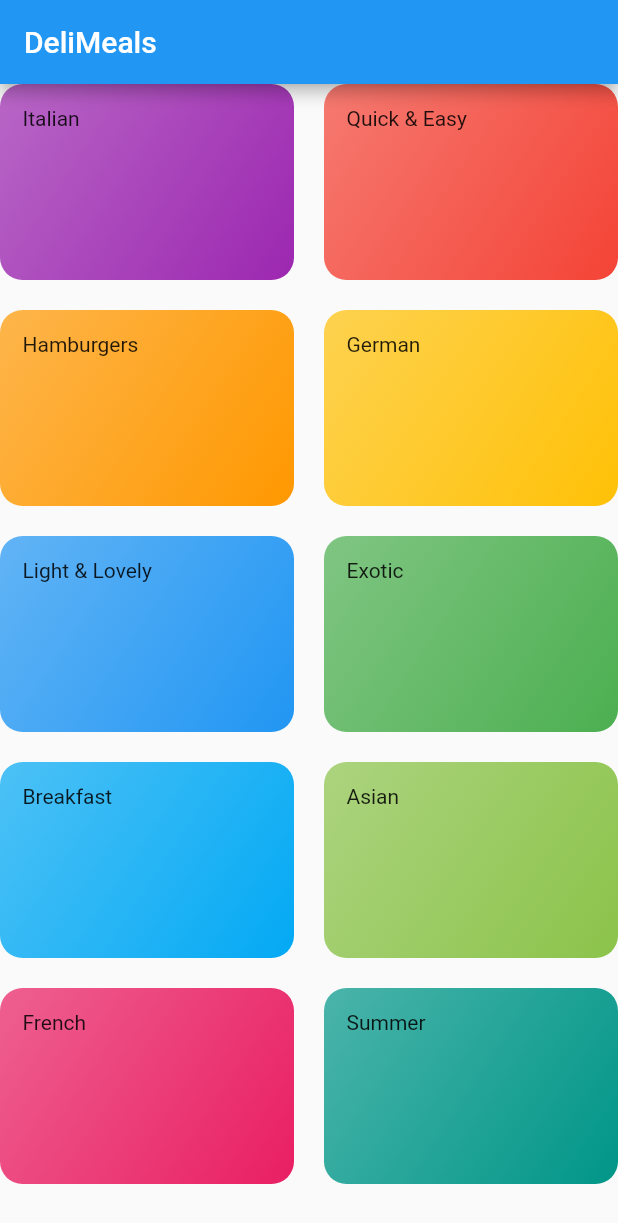
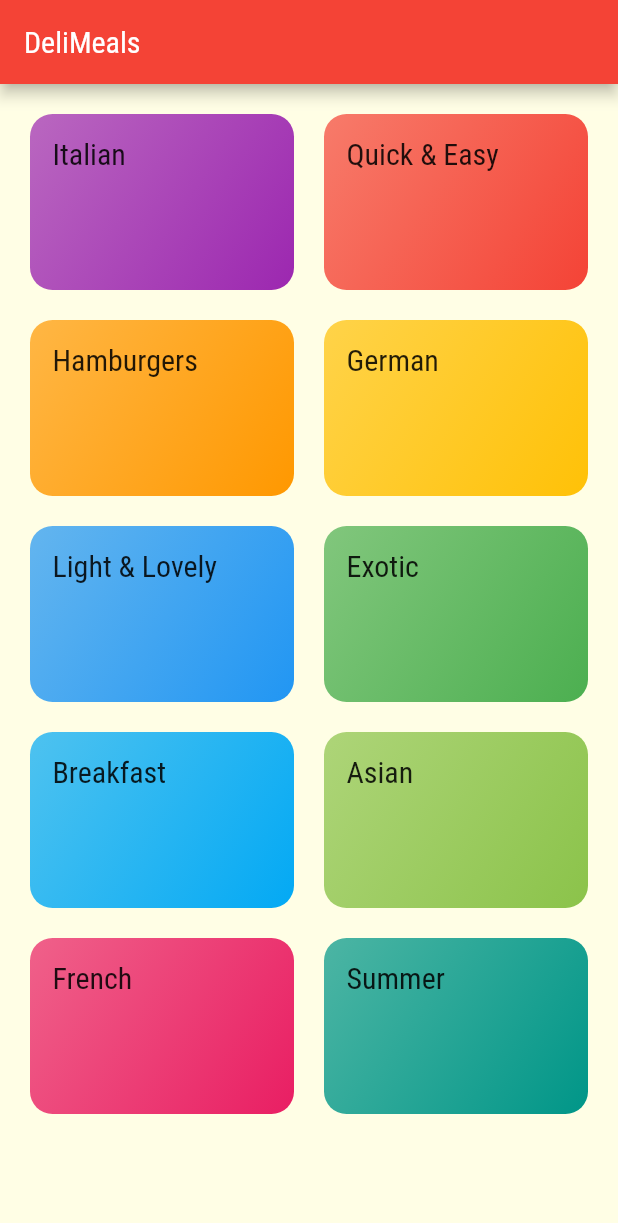
Before and after one commit to Matheus-IT/deli_meals, a Flutter app: the screen it shows after launch, on a phone screen of 412 x 824 dp. Shown: the top 1223 px of the screen. Run offline on Flutter 3.47's test engine with Material 2 defaults, Android fonts, the phone set to English and light mode, and no system bars.

Commit message:
Home page base functionality

```diff
--- a/lib/components/category.dart
+++ b/lib/components/category.dart
@@ -18,7 +18,10 @@ class Category extends StatelessWidget {
         ),
         borderRadius: BorderRadius.circular(15),
       ),
-      child: Text(title),
+      child: Text(
+        title,
+        style: Theme.of(context).textTheme.headline6,
+      ),
     );
   }
 }
--- a/lib/main.dart
+++ b/lib/main.dart
@@ -17,7 +17,21 @@ class MyApp extends StatelessWidget {
         title: 'DeliMeals',
         debugShowCheckedModeBanner: false,
         theme: ThemeData(
-          primarySwatch: Colors.blue,
+          primarySwatch: Colors.red,
+          canvasColor: const Color.fromRGBO(255, 254, 229, 1),
+          fontFamily: 'Raleway',
+          textTheme: ThemeData.light().textTheme.copyWith(
+                bodyText1: const TextStyle(
+                  color: Color.fromRGBO(20, 51, 51, 1),
+                ),
+                bodyText2: const TextStyle(
+                  color: Color.fromRGBO(20, 51, 51, 1),
+                ),
+                headline6: const TextStyle(
+                  fontFamily: 'RobotoCondensed',
+                  fontSize: 20,
+                ),
+              ),
         ),
         home: const HomePage(),
       ),
--- a/lib/pages/home_page.dart
+++ b/lib/pages/home_page.dart
@@ -22,6 +22,7 @@ class _HomePageState extends State<HomePage> {
         title: const Text('DeliMeals'),
       ),
       body: GridView(
+        padding: const EdgeInsets.all(20),
         gridDelegate: const SliverGridDelegateWithMaxCrossAxisExtent(
           maxCrossAxisExtent: 200,
           childAspectRatio: 3 / 2,
```
Also changed, not shown: pubspec.yaml (+18 -1 lines), assets/fonts/Raleway-Black.ttf (added), assets/fonts/Raleway-Bold.ttf (added), assets/fonts/Raleway-Regular.ttf (added), assets/fonts/RobotoCondensed-Bold.ttf (added), assets/fonts/RobotoCondensed-Italic.ttf (added), assets/fonts/RobotoCondensed-Light.ttf (added), assets/fonts/RobotoCondensed-Regular.ttf (added).
